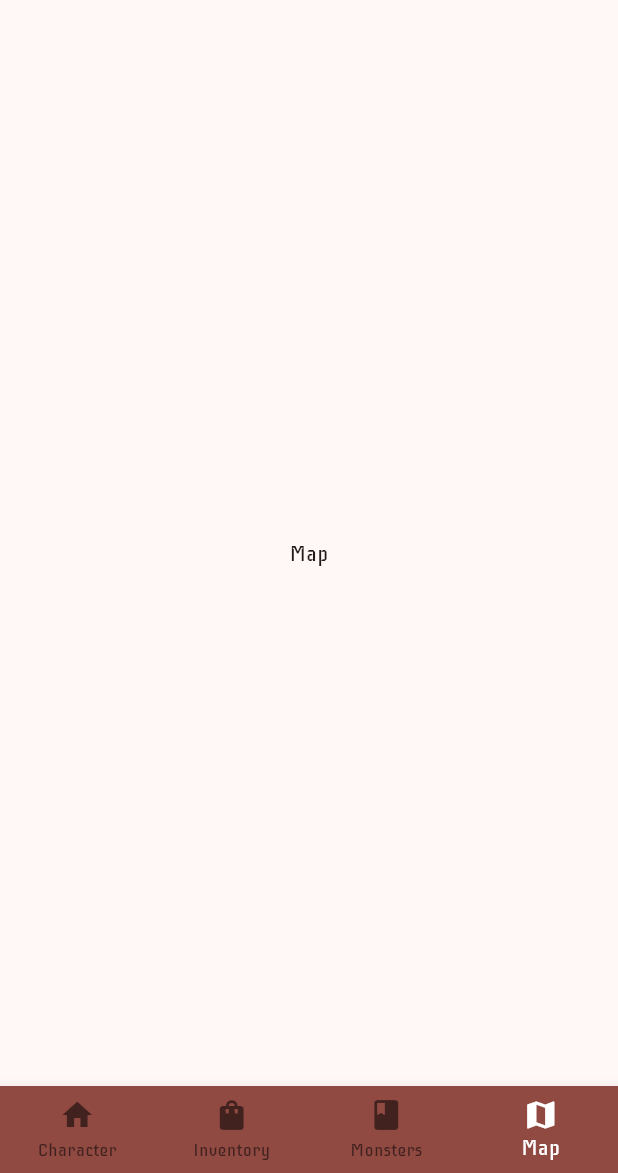
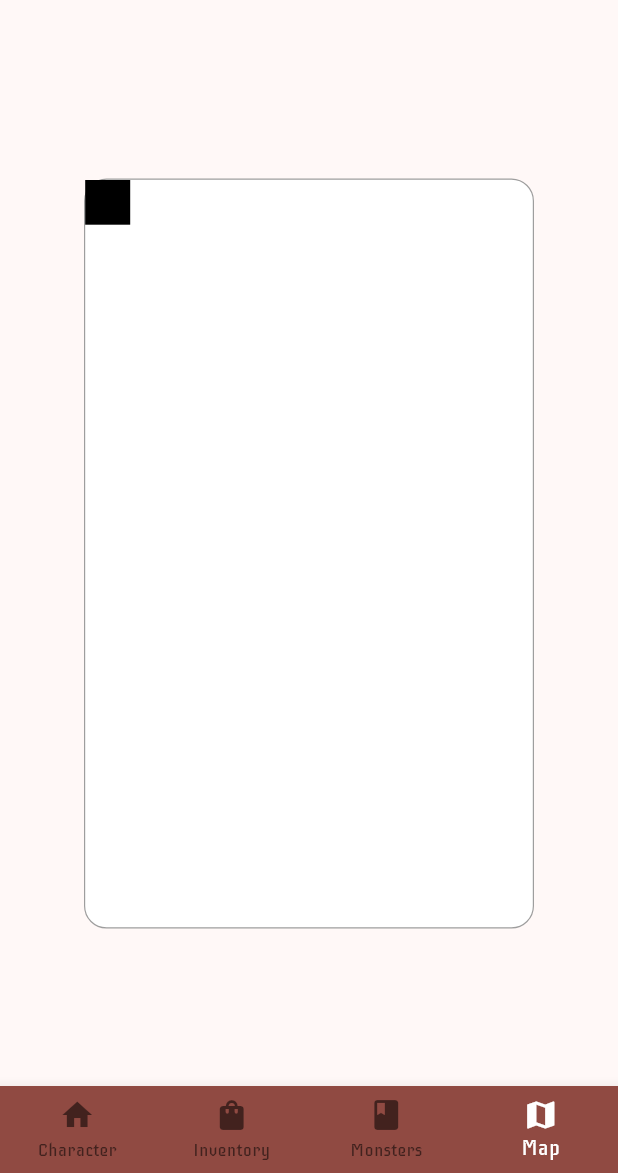
Before and after one commit to RileyKenyon/flutter-app, a Flutter app: the GameDetailPage screen opened directly with empty values, item 4 of the bottom bar chosen, on a phone screen of 412 x 824 dp, the part 63-1236 px from its top. Run offline on Flutter 3.47's test engine with Material 2 defaults, Android fonts, the light colour scheme and no system bars; our stand-ins replace cloud_firestore, firebase_auth, firebase_core, go_router, google_fonts; missing offline and left inert: dart:ffi, firebase_ui_auth, nfc_manager; accounts and stored records are empty; generated files the repository leaves out were written again.

Commit message:
First pass at map widget

```diff
--- a/beasts_and_bards/lib/game_detail_page.dart
+++ b/beasts_and_bards/lib/game_detail_page.dart
@@ -1,4 +1,5 @@
 import 'package:beasts_and_bards/app_state.dart';
+import 'package:beasts_and_bards/src/widgets.dart';
 import 'package:flutter/material.dart';
 import 'package:go_router/go_router.dart';
 import 'package:nfc_manager/nfc_manager.dart';
@@ -18,7 +19,7 @@ class _GameDetailPage extends State<GameDetailPage> {
     Text('Character'),
     Text('Inventory'),
     Text('Monters'),
-    Text('Map')
+    MapWidget(title: 'Map')
   ];
 
   @override
--- a/beasts_and_bards/lib/src/widgets.dart
+++ b/beasts_and_bards/lib/src/widgets.dart
@@ -92,3 +92,90 @@ class DashboardListItem extends StatelessWidget {
         ),
       );
 }
+
+class MapWidget extends StatefulWidget {
+  const MapWidget({super.key, required this.title});
+  final String title;
+
+  @override
+  State<MapWidget> createState() => _MapWidget();
+}
+
+class _MapWidget extends State<MapWidget> {
+  final double _mapWidth = 1000.0;
+  final double _mapHeight = 1000.0;
+  final double _cameraHeight = 500.0;
+  final double _cameraWidth = 300.0;
+  double _leftPos = 0.0; //the offset of the map relative to the camera
+  double _topPos = 0.0; //the offset of the map relative to the camera
+
+  @override
+  void dispose() {
+    super.dispose();
+  }
+
+  @override
+  Widget build(BuildContext context) {
+    var camera = GestureDetector(
+      onPanUpdate: (details) {
+        var topPos = _topPos + details.delta.dy;
+        var leftPos = _leftPos + details.delta.dx;
+        topPos = _boundaryRule(topPos, _mapHeight, _cameraHeight);
+        leftPos = _boundaryRule(leftPos, _mapWidth, _cameraWidth);
+        //set the state
+        setState(() {
+          _topPos = topPos;
+          _leftPos = leftPos;
+        });
+      },
+      child: Container(
+        height: 500,
+        width: 300,
+        decoration: BoxDecoration(
+          color: Colors.white,
+          borderRadius: BorderRadius.circular(15.0),
+          border: Border.all(
+              color: Colors.grey, style: BorderStyle.solid, width: 0.8),
+        ),
+        child: Stack(
+          children: <Widget>[
+            Positioned(
+              left: _leftPos + 0,
+              top: _topPos + 0,
+              child: Container(
+                width: 30,
+                height: 30,
+                color: Colors.black,
+              ),
+            ),
+            Positioned(
+              left: _leftPos + 900,
+              top: _topPos + 900,
+              child: Container(
+                width: 100,
+                height: 100,
+                color: Colors.red,
+              ),
+            )
+          ],
+        ),
+      ),
+    );
+
+    return Scaffold(
+      body: Center(child: camera),
+    );
+  }
+
+  double _boundaryRule(position, mapLength, cameraLength) {
+    // this function will prevent the widget from moving if it reached the boundary
+    if (position < (cameraLength - mapLength)) {
+      position = cameraLength - mapLength;
+    }
+    if (position > 0) {
+      position = 0.0;
+    }
+
+    return position;
+  }
+}
```
